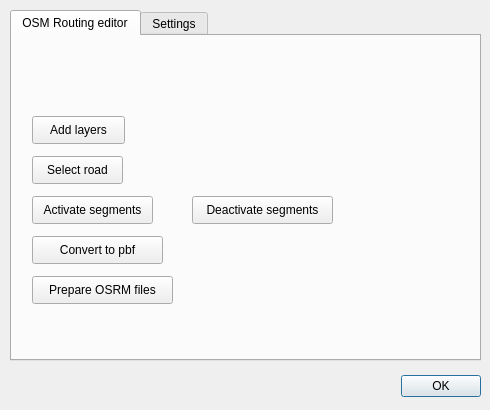
Above: osm_routing_editor_dialog_base.ui from tuskjant/OSMEditorForRouting before the change. Below: the same form after it.
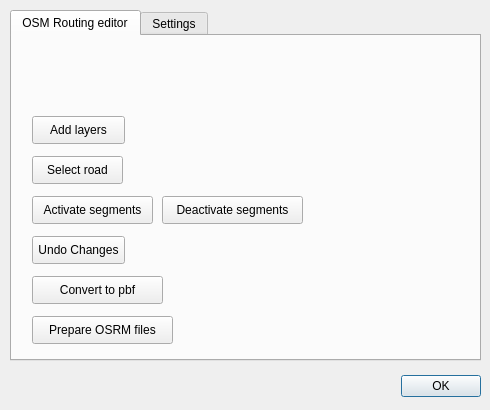
That is the form after the change. The open tabs and pages were chosen to show the change. Custom widgets are drawn as their Qt base class.

Commit message: modified ui: added undo changes option

```diff
--- a/osm_routing_editor_dialog_base.ui
+++ b/osm_routing_editor_dialog_base.ui
@@ -61,7 +61,7 @@
     <widget class="QPushButton" name="pushButtonDesactiva">
      <property name="geometry">
       <rect>
-       <x>180</x>
+       <x>150</x>
        <y>160</y>
        <width>141</width>
        <height>28</height>
@@ -88,7 +88,7 @@
      <property name="geometry">
       <rect>
        <x>20</x>
-       <y>200</y>
+       <y>240</y>
        <width>131</width>
        <height>28</height>
       </rect>
@@ -101,7 +101,7 @@
      <property name="geometry">
       <rect>
        <x>20</x>
-       <y>240</y>
+       <y>280</y>
        <width>141</width>
        <height>28</height>
       </rect>
@@ -110,6 +110,19 @@
       <string>Prepare OSRM files</string>
      </property>
     </widget>
+    <widget class="QPushButton" name="pushButtonUndoChanges">
+     <property name="geometry">
+      <rect>
+       <x>20</x>
+       <y>200</y>
+       <width>93</width>
+       <height>28</height>
+      </rect>
+     </property>
+     <property name="text">
+      <string>Undo Changes</string>
+     </property>
+    </widget>
    </widget>
    <widget class="QWidget" name="tab_2">
     <attribute name="title">
```
Left out of the diff: 5 changed lines with no effect on the pictures.
